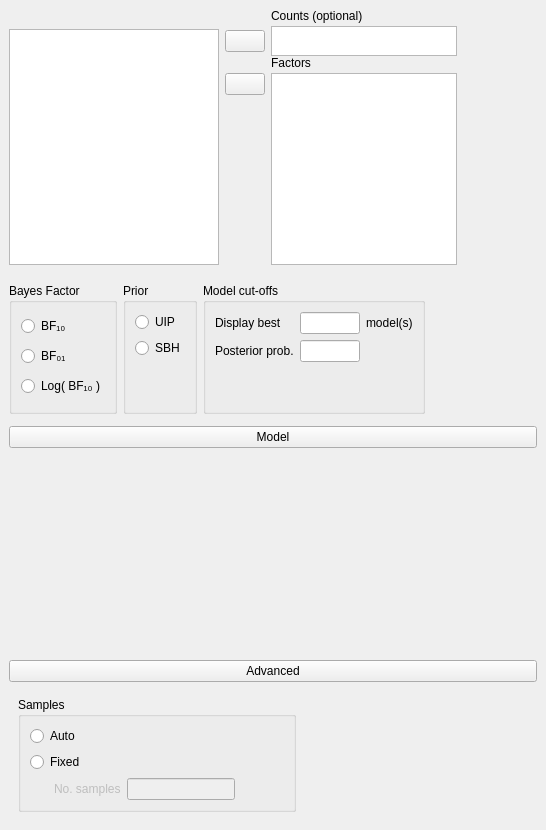
First picture: the form in JASP-Desktop/analysisforms/regressionloglinearbayesianform.ui, repository jasp-stats/jasp-desktop, before the edit.
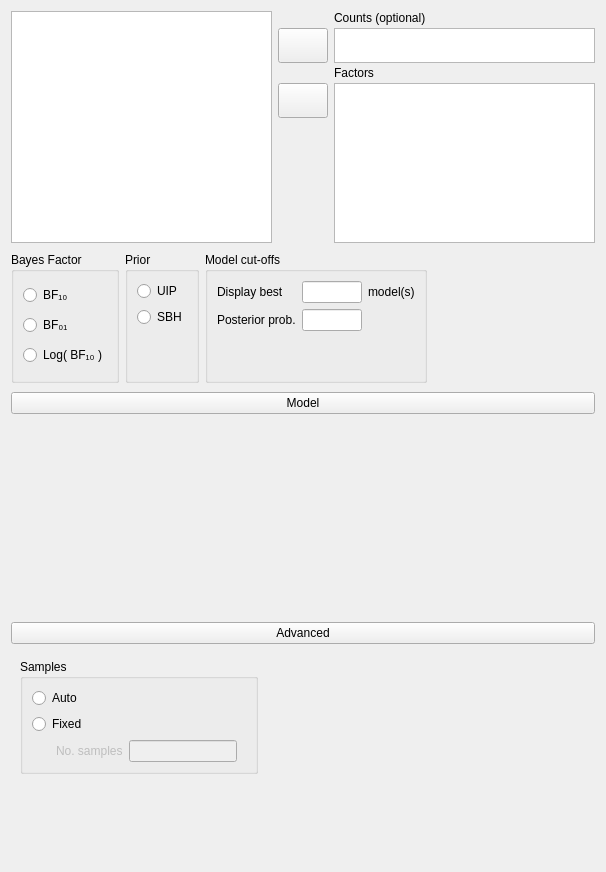
Second picture: the form after the edit. Custom widgets are drawn as their Qt base class.

What changed in the file:
```diff
--- a/JASP-Desktop/analysisforms/regressionloglinearbayesianform.ui
+++ b/JASP-Desktop/analysisforms/regressionloglinearbayesianform.ui
@@ -6,32 +6,26 @@
    <rect>
     <x>0</x>
     <y>0</y>
-    <width>546</width>
-    <height>830</height>
+    <width>606</width>
+    <height>872</height>
    </rect>
   </property>
+  <property name="sizePolicy">
+   <sizepolicy hsizetype="Fixed" vsizetype="Preferred">
+    <horstretch>0</horstretch>
+    <verstretch>0</verstretch>
+   </sizepolicy>
+  </property>
   <property name="windowTitle">
    <string>Form</string>
   </property>
-  <layout class="QGridLayout" name="gridLayout">
-   <property name="leftMargin">
-    <number>0</number>
-   </property>
-   <property name="topMargin">
-    <number>0</number>
-   </property>
-   <property name="rightMargin">
-    <number>0</number>
-   </property>
-   <property name="bottomMargin">
-    <number>0</number>
-   </property>
+  <layout class="QVBoxLayout" name="verticalLayout">
    <property name="spacing">
     <number>0</number>
    </property>
-   <item row="2" column="0" colspan="2">
-    <widget class="QWidget" name="widget_11" native="true">
-     <layout class="QGridLayout" name="gridLayout_6">
+   <item>
+    <widget class="QWidget" name="topWidget" native="true">
+     <layout class="QGridLayout" name="gridLayout_3">
       <property name="leftMargin">
        <number>0</number>
       </property>
@@ -45,229 +39,139 @@
        <number>0</number>
       </property>
       <property name="verticalSpacing">
-       <number>0</number>
+       <number>3</number>
       </property>
-      <item row="0" column="0">
-       <widget class="QWidget" name="widget_10" native="true">
+      <item row="0" column="2">
+       <widget class="QLabel" name="label">
+        <property name="text">
+         <string>Counts (optional)</string>
+        </property>
+       </widget>
+      </item>
+      <item row="1" column="1">
+       <widget class="AssignButton" name="buttonAssignCounts">
         <property name="sizePolicy">
-         <sizepolicy hsizetype="Preferred" vsizetype="Preferred">
+         <sizepolicy hsizetype="Fixed" vsizetype="Fixed">
           <horstretch>0</horstretch>
           <verstretch>0</verstretch>
          </sizepolicy>
         </property>
-        <layout class="QGridLayout" name="gridLayout_5">
-         <property name="topMargin">
-          <number>3</number>
-         </property>
-         <property name="bottomMargin">
-          <number>3</number>
-         </property>
-         <item row="1" column="0">
-          <widget class="AnovaModelWidget" name="modelTerms" native="true">
-           <property name="sizePolicy">
-            <sizepolicy hsizetype="Expanding" vsizetype="Preferred">
-             <horstretch>0</horstretch>
-             <verstretch>0</verstretch>
-            </sizepolicy>
-           </property>
-           <property name="minimumSize">
-            <size>
-             <width>0</width>
-             <height>200</height>
-            </size>
-           </property>
-          </widget>
-         </item>
-         <item row="0" column="0">
-          <widget class="ExpanderButton" name="expanderModel">
-           <property name="text">
-            <string>Model</string>
-           </property>
-          </widget>
-         </item>
-        </layout>
+        <property name="minimumSize">
+         <size>
+          <width>50</width>
+          <height>35</height>
+         </size>
+        </property>
+        <property name="maximumSize">
+         <size>
+          <width>50</width>
+          <height>35</height>
+         </size>
+        </property>
+        <property name="text">
+         <string/>
+        </property>
        </widget>
       </item>
-     </layout>
-    </widget>
-   </item>
-   <item row="0" column="0">
-    <widget class="QWidget" name="widget_3" native="true">
-     <property name="maximumSize">
-      <size>
-       <width>16777215</width>
-       <height>500</height>
-      </size>
-     </property>
-     <layout class="QGridLayout" name="gridLayout_10">
-      <property name="verticalSpacing">
-       <number>0</number>
-      </property>
-      <item row="0" column="0">
-       <widget class="QWidget" name="widget_2" native="true">
+      <item row="1" column="2">
+       <widget class="BoundListView" name="counts">
+        <property name="sizePolicy">
+         <sizepolicy hsizetype="Expanding" vsizetype="Fixed">
+          <horstretch>0</horstretch>
+          <verstretch>0</verstretch>
+         </sizepolicy>
+        </property>
+        <property name="minimumSize">
+         <size>
+          <width>0</width>
+          <height>35</height>
+         </size>
+        </property>
         <property name="maximumSize">
          <size>
           <width>16777215</width>
-          <height>20</height>
+          <height>35</height>
          </size>
         </property>
+        <property name="selectionMode">
+         <enum>QAbstractItemView::ExtendedSelection</enum>
+        </property>
        </widget>
       </item>
+      <item row="4" column="1">
+       <spacer name="verticalSpacer_3">
+        <property name="orientation">
+         <enum>Qt::Vertical</enum>
+        </property>
+        <property name="sizeHint" stdset="0">
+         <size>
+          <width>20</width>
+          <height>84</height>
+         </size>
+        </property>
+       </spacer>
+      </item>
       <item row="2" column="2">
-       <widget class="QWidget" name="widget_13" native="true">
-        <layout class="QGridLayout" name="gridLayout_7">
-         <property name="leftMargin">
-          <number>0</number>
-         </property>
-         <property name="topMargin">
-          <number>0</number>
-         </property>
-         <property name="rightMargin">
-          <number>0</number>
-         </property>
-         <property name="bottomMargin">
-          <number>0</number>
-         </property>
-         <property name="verticalSpacing">
-          <number>3</number>
-         </property>
-         <item row="0" column="0">
-          <widget class="QWidget" name="widget_14" native="true"/>
-         </item>
-         <item row="1" column="0">
-          <widget class="AssignButton" name="buttonAssignFactors">
-           <property name="maximumSize">
-            <size>
-             <width>50</width>
-             <height>16777215</height>
-            </size>
-           </property>
-           <property name="text">
-            <string/>
-           </property>
-          </widget>
-         </item>
-         <item row="1" column="1" rowspan="2">
-          <widget class="BoundListView" name="factors">
-           <property name="sizePolicy">
-            <sizepolicy hsizetype="Maximum" vsizetype="Expanding">
-             <horstretch>0</horstretch>
-             <verstretch>0</verstretch>
-            </sizepolicy>
-           </property>
-           <property name="minimumSize">
-            <size>
-             <width>0</width>
-             <height>80</height>
-            </size>
-           </property>
-           <property name="maximumSize">
-            <size>
-             <width>210</width>
-             <height>16777215</height>
-            </size>
-           </property>
-           <property name="selectionMode">
-            <enum>QAbstractItemView::ExtendedSelection</enum>
-           </property>
-          </widget>
-         </item>
-         <item row="2" column="0">
-          <spacer name="verticalSpacer_3">
-           <property name="orientation">
-            <enum>Qt::Vertical</enum>
-           </property>
-           <property name="sizeHint" stdset="0">
-            <size>
-             <width>20</width>
-             <height>84</height>
-            </size>
-           </property>
-          </spacer>
-         </item>
-         <item row="0" column="1">
-          <widget class="QLabel" name="label_4">
-           <property name="text">
-            <string>Factors</string>
-           </property>
-          </widget>
-         </item>
-        </layout>
+       <widget class="QLabel" name="label_4">
+        <property name="text">
+         <string>Factors</string>
+        </property>
        </widget>
       </item>
-      <item row="0" column="2" rowspan="2">
-       <widget class="QWidget" name="widget_6" native="true">
-        <layout class="QGridLayout" name="gridLayout_3">
-         <property name="leftMargin">
-          <number>0</number>
-         </property>
-         <property name="topMargin">
-          <number>0</number>
-         </property>
-         <property name="rightMargin">
-          <number>0</number>
-         </property>
-         <property name="bottomMargin">
-          <number>0</number>
-         </property>
-         <property name="verticalSpacing">
-          <number>3</number>
-         </property>
-         <item row="0" column="0">
-          <widget class="QWidget" name="widget_7" native="true"/>
-         </item>
-         <item row="0" column="1">
-          <widget class="QLabel" name="label">
-           <property name="text">
-            <string>Counts (optional)</string>
-           </property>
-          </widget>
-         </item>
-         <item row="1" column="0">
-          <widget class="AssignButton" name="buttonAssignCounts">
-           <property name="maximumSize">
-            <size>
-             <width>50</width>
-             <height>16777215</height>
-            </size>
-           </property>
-           <property name="text">
-            <string/>
-           </property>
-          </widget>
-         </item>
-         <item row="1" column="1">
-          <widget class="BoundListView" name="counts">
-           <property name="sizePolicy">
-            <sizepolicy hsizetype="Maximum" vsizetype="Expanding">
-             <horstretch>0</horstretch>
-             <verstretch>0</verstretch>
-            </sizepolicy>
-           </property>
-           <property name="minimumSize">
-            <size>
-             <width>0</width>
-             <height>0</height>
-            </size>
-           </property>
-           <property name="maximumSize">
-            <size>
-             <width>210</width>
-             <height>30</height>
-            </size>
-           </property>
-           <property name="selectionMode">
-            <enum>QAbstractItemView::ExtendedSelection</enum>
-           </property>
-          </widget>
-         </item>
-        </layout>
+      <item row="3" column="1">
+       <widget class="AssignButton" name="buttonAssignFactors">
+        <property name="sizePolicy">
+         <sizepolicy hsizetype="Fixed" vsizetype="Fixed">
+          <horstretch>0</horstretch>
+          <verstretch>0</verstretch>
+         </sizepolicy>
+        </property>
+        <property name="minimumSize">
+         <size>
+          <width>50</width>
+          <height>35</height>
+         </size>
+        </property>
+        <property name="maximumSize">
+         <size>
+          <width>50</width>
+          <height>35</height>
+         </size>
+        </property>
+        <property name="text">
+         <string/>
+        </property>
        </widget>
       </item>
-      <item row="1" column="0" rowspan="2">
+      <item row="3" column="2" rowspan="2">
+       <widget class="BoundListView" name="factors">
+        <property name="sizePolicy">
+         <sizepolicy hsizetype="Expanding" vsizetype="Fixed">
+          <horstretch>0</horstretch>
+          <verstretch>0</verstretch>
+         </sizepolicy>
+        </property>
+        <property name="minimumSize">
+         <size>
+          <width>0</width>
+          <height>160</height>
+         </size>
+        </property>
+        <property name="maximumSize">
+         <size>
+          <width>16777215</width>
+          <height>160</height>
+         </size>
+        </property>
+        <property name="selectionMode">
+         <enum>QAbstractItemView::ExtendedSelection</enum>
+        </property>
+       </widget>
+      </item>
+      <item row="0" column="0" rowspan="5">
        <widget class="AvailableFieldsListView" name="listAvailableFields">
         <property name="sizePolicy">
-         <sizepolicy hsizetype="Fixed" vsizetype="Expanding">
+         <sizepolicy hsizetype="Expanding" vsizetype="Preferred">
           <horstretch>0</horstretch>
           <verstretch>0</verstretch>
          </sizepolicy>
@@ -275,13 +179,7 @@
         <property name="minimumSize">
          <size>
           <width>0</width>
-          <height>200</height>
-         </size>
-        </property>
-        <property name="maximumSize">
-         <size>
-          <width>210</width>
-          <height>16777215</height>
+          <height>0</height>
          </size>
         </property>
         <property name="selectionMode">
@@ -292,9 +190,24 @@
      </layout>
     </widget>
    </item>
-   <item row="1" column="0" colspan="2">
+   <item>
     <widget class="QWidget" name="widget_12" native="true">
+     <property name="sizePolicy">
+      <sizepolicy hsizetype="Fixed" vsizetype="Fixed">
+       <horstretch>0</horstretch>
+       <verstretch>0</verstretch>
+      </sizepolicy>
+     </property>
      <layout class="QGridLayout" name="gridLayout_4">
+      <property name="leftMargin">
+       <number>0</number>
+      </property>
+      <property name="rightMargin">
+       <number>0</number>
+      </property>
+      <property name="bottomMargin">
+       <number>0</number>
+      </property>
       <item row="0" column="0">
        <widget class="BoundGroupBox" name="bayesFactorType">
         <property name="title">
@@ -328,55 +241,6 @@
         </layout>
        </widget>
       </item>
-      <item row="0" column="1">
-       <widget class="BoundGroupBox" name="priorType">
-        <property name="title">
-         <string>Prior</string>
-        </property>
-        <layout class="QGridLayout" name="gridLayout_2">
-         <item row="2" column="0">
-          <spacer name="verticalSpacer">
-           <property name="orientation">
-            <enum>Qt::Vertical</enum>
-           </property>
-           <property name="sizeHint" stdset="0">
-            <size>
-             <width>20</width>
-             <height>40</height>
-            </size>
-           </property>
-          </spacer>
-         </item>
-         <item row="1" column="0">
-          <widget class="QRadioButton" name="_2SBH">
-           <property name="text">
-            <string>SBH</string>
-           </property>
-          </widget>
-         </item>
-         <item row="0" column="0">
-          <widget class="QRadioButton" name="_1UIP">
-           <property name="text">
-            <string>UIP</string>
-           </property>
-          </widget>
-         </item>
-        </layout>
-       </widget>
-      </item>
-      <item row="0" column="3">
-       <spacer name="horizontalSpacer">
-        <property name="orientation">
-         <enum>Qt::Horizontal</enum>
-        </property>
-        <property name="sizeHint" stdset="0">
-         <size>
-          <width>40</width>
-          <height>20</height>
-         </size>
-        </property>
-       </spacer>
-      </item>
       <item row="0" column="2">
        <widget class="GroupBox" name="groupBox">
         <property name="title">
@@ -440,27 +304,139 @@
         </layout>
        </widget>
       </item>
+      <item row="0" column="1">
+       <widget class="BoundGroupBox" name="priorType">
+        <property name="title">
+         <string>Prior</string>
+        </property>
+        <layout class="QGridLayout" name="gridLayout_2">
+         <item row="2" column="0">
+          <spacer name="verticalSpacer">
+           <property name="orientation">
+            <enum>Qt::Vertical</enum>
+           </property>
+           <property name="sizeHint" stdset="0">
+            <size>
+             <width>20</width>
+             <height>40</height>
+            </size>
+           </property>
+          </spacer>
+         </item>
+         <item row="1" column="0">
+          <widget class="QRadioButton" name="_2SBH">
+           <property name="text">
+            <string>SBH</string>
+           </property>
+          </widget>
+         </item>
+         <item row="0" column="0">
+          <widget class="QRadioButton" name="_1UIP">
+           <property name="text">
+            <string>UIP</string>
+           </property>
+          </widget>
+         </item>
+        </layout>
+       </widget>
+      </item>
      </layout>
     </widget>
    </item>
-   <item row="0" column="1">
-    <widget class="QWidget" name="widget_4" native="true">
-     <property name="minimumSize">
-      <size>
-       <width>80</width>
-       <height>0</height>
-      </size>
-     </property>
+   <item>
+    <widget class="QWidget" name="widget_11" native="true">
+     <layout class="QGridLayout" name="gridLayout_6">
+      <property name="leftMargin">
+       <number>0</number>
+      </property>
+      <property name="topMargin">
+       <number>0</number>
+      </property>
+      <property name="rightMargin">
+       <number>0</number>
+      </property>
+      <property name="bottomMargin">
+       <number>0</number>
+      </property>
+      <property name="verticalSpacing">
+       <number>0</number>
+      </property>
+      <item row="0" column="0">
+       <widget class="QWidget" name="widget_10" native="true">
+        <property name="sizePolicy">
+         <sizepolicy hsizetype="Preferred" vsizetype="Preferred">
+          <horstretch>0</horstretch>
+          <verstretch>0</verstretch>
+         </sizepolicy>
+        </property>
+        <layout class="QGridLayout" name="gridLayout_5">
+         <property name="leftMargin">
+          <number>0</number>
+         </property>
+         <property name="rightMargin">
+          <number>0</number>
+         </property>
+         <property name="bottomMargin">
+          <number>0</number>
+         </property>
+         <item row="1" column="0">
+          <widget class="AnovaModelWidget" name="modelTerms" native="true">
+           <property name="sizePolicy">
+            <sizepolicy hsizetype="Expanding" vsizetype="Preferred">
+             <horstretch>0</horstretch>
+             <verstretch>0</verstretch>
+            </sizepolicy>
+           </property>
+           <property name="minimumSize">
+            <size>
+             <width>0</width>
+             <height>200</height>
+            </size>
+           </property>
+          </widget>
+         </item>
+         <item row="0" column="0">
+          <widget class="ExpanderButton" name="expanderModel">
+           <property name="sizePolicy">
+            <sizepolicy hsizetype="Expanding" vsizetype="Fixed">
+             <horstretch>0</horstretch>
+             <verstretch>0</verstretch>
+            </sizepolicy>
+           </property>
+           <property name="text">
+            <string>Model</string>
+           </property>
+          </widget>
+         </item>
+        </layout>
+       </widget>
+      </item>
+     </layout>
     </widget>
    </item>
-   <item row="3" column="0" colspan="2">
+   <item>
     <widget class="QWidget" name="advancedWidgetContainer" native="true">
      <layout class="QGridLayout" name="gridLayout_9">
+      <property name="leftMargin">
+       <number>0</number>
+      </property>
       <property name="topMargin">
-       <number>3</number>
+       <number>2</number>
+      </property>
+      <property name="rightMargin">
+       <number>0</number>
+      </property>
+      <property name="bottomMargin">
+       <number>0</number>
       </property>
       <item row="0" column="0">
        <widget class="ExpanderButton" name="pushButton">
+        <property name="sizePolicy">
+         <sizepolicy hsizetype="Expanding" vsizetype="Fixed">
+          <horstretch>0</horstretch>
+          <verstretch>0</verstretch>
+         </sizepolicy>
+        </property>
         <property name="text">
          <string>Advanced</string>
         </property>
@@ -468,6 +444,12 @@
       </item>
       <item row="1" column="0">
        <widget class="QWidget" name="advancedWidget" native="true">
+        <property name="sizePolicy">
+         <sizepolicy hsizetype="Fixed" vsizetype="Preferred">
+          <horstretch>0</horstretch>
+          <verstretch>0</verstretch>
+         </sizepolicy>
+        </property>
         <layout class="QGridLayout" name="gridLayout_11">
          <item row="0" column="0">
           <widget class="BoundGroupBox" name="sampleMode">
@@ -504,6 +486,13 @@
                <property name="bottomMargin">
                 <number>0</number>
                </property>
+               <item row="0" column="0">
+                <widget class="QLabel" name="label_6">
+                 <property name="text">
+                  <string>No. samples</string>
+                 </property>
+                </widget>
+               </item>
                <item row="0" column="1">
                 <widget class="BoundTextBox" name="fixedSamplesNumber">
                  <property name="maximumSize">
@@ -514,51 +503,31 @@
                  </property>
                 </widget>
                </item>
-               <item row="0" column="0">
-                <widget class="QLabel" name="label_6">
-                 <property name="text">
-                  <string>No. samples</string>
-                 </property>
-                </widget>
-               </item>
-               <item row="0" column="2">
-                <spacer name="horizontalSpacer_3">
-                 <property name="orientation">
-                  <enum>Qt::Horizontal</enum>
-                 </property>
-                 <property name="sizeHint" stdset="0">
-                  <size>
-                   <width>40</width>
-                   <height>20</height>
-                  </size>
-                 </property>
-                </spacer>
-               </item>
               </layout>
              </widget>
             </item>
            </layout>
           </widget>
          </item>
-         <item row="0" column="1">
-          <spacer name="horizontalSpacer_2">
-           <property name="orientation">
-            <enum>Qt::Horizontal</enum>
-           </property>
-           <property name="sizeHint" stdset="0">
-            <size>
-             <width>40</width>
-             <height>20</height>
-            </size>
-           </property>
-          </spacer>
-         </item>
         </layout>
        </widget>
       </item>
      </layout>
     </widget>
    </item>
+   <item>
+    <spacer name="verticalSpacer_4">
+     <property name="orientation">
+      <enum>Qt::Vertical</enum>
+     </property>
+     <property name="sizeHint" stdset="0">
+      <size>
+       <width>20</width>
+       <height>40</height>
+      </size>
+     </property>
+    </spacer>
+   </item>
   </layout>
  </widget>
  <customwidgets>
```
